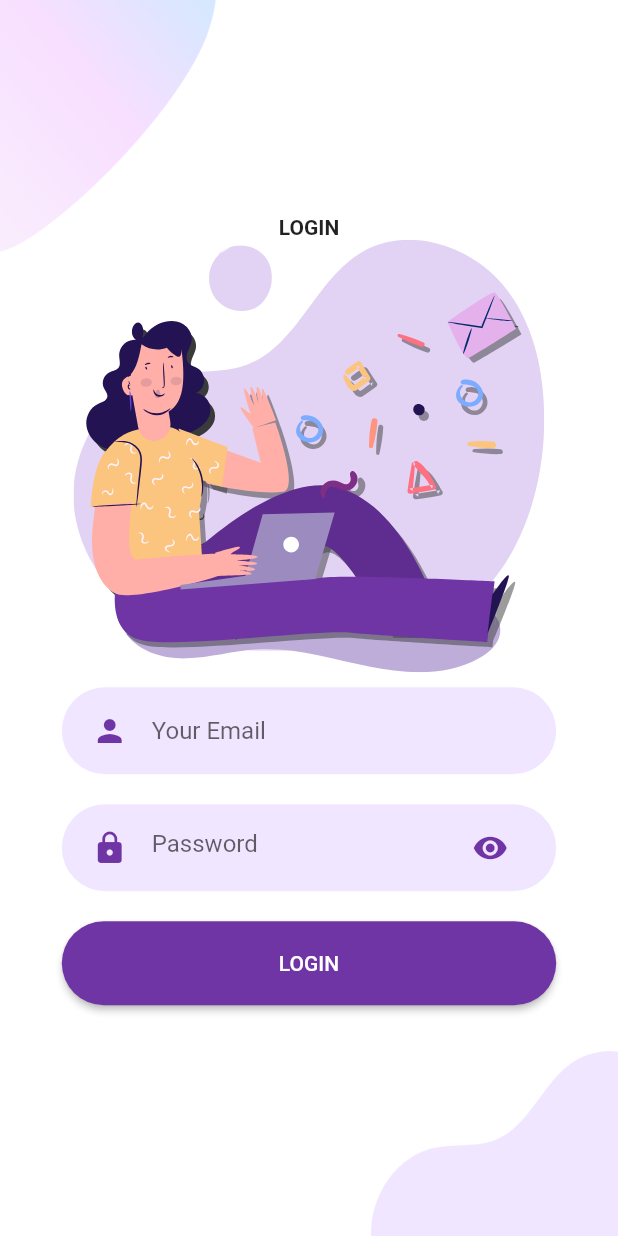
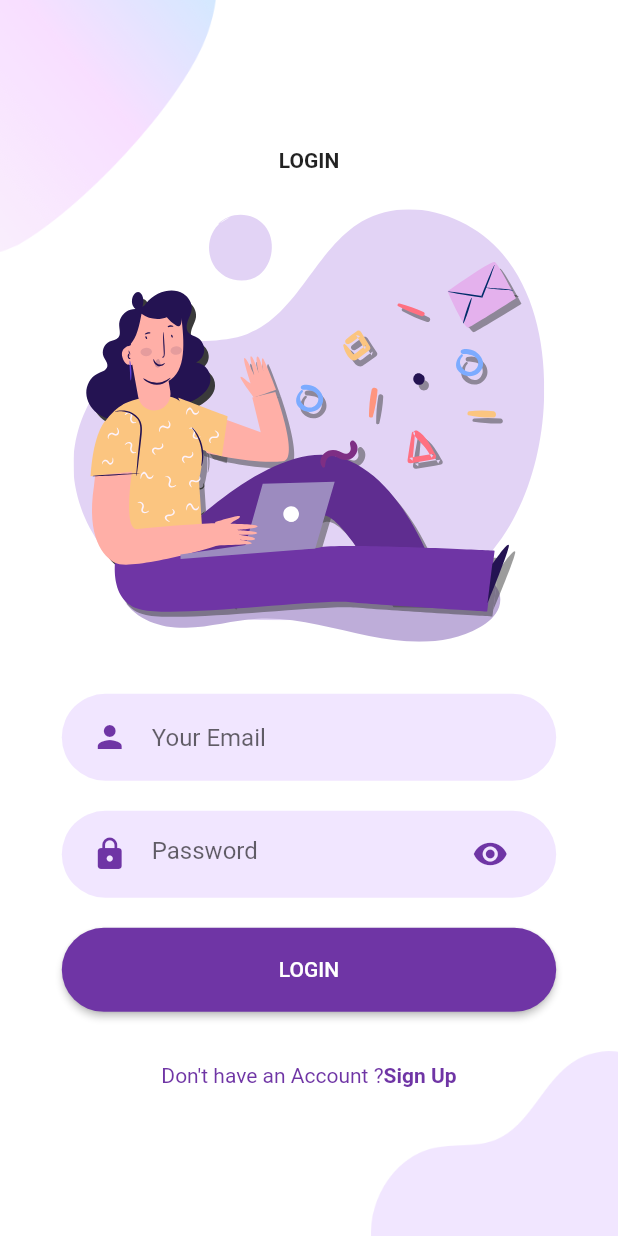
Before and after one commit to Dandy27/wlg, a Flutter app: the screen it shows after launch, after a tap on "LOGIN", on a phone screen of 412 x 824 dp. Run offline on Flutter 3.47's test engine with Material 2 defaults, Android fonts, the phone set to English and light mode, and no system bars; our stand-ins replace flutter_svg.

Commit message:
AlreadHaveAnAccountCheck

```diff
--- a/lib/Screens/Login/components/body.dart
+++ b/lib/Screens/Login/components/body.dart
@@ -1,11 +1,10 @@
 import 'package:flutter/material.dart';
 import 'package:flutter_svg/flutter_svg.dart';
 import 'package:wlg/Screens/Login/components/background.dart';
+import 'package:wlg/components/alread_have_an_account_check.dart';
 import 'package:wlg/components/rounded_button.dart';
 import 'package:wlg/components/rounded_input_filed.dart';
 import 'package:wlg/components/rounded_password_flutter.dart';
-import 'package:wlg/components/text_field_contaiiner.dart';
-import 'package:wlg/constants.dart';
 
 class Body extends StatelessWidget {
   const Body({
@@ -17,6 +16,7 @@ class Body extends StatelessWidget {
     Size size = MediaQuery.of(context).size;
 
     return Background(
+      child: SingleChildScrollView(
         child: Column(
           mainAxisAlignment: MainAxisAlignment.center,
           children: [
@@ -24,18 +24,37 @@ class Body extends StatelessWidget {
               'LOGIN',
               style: TextStyle(fontWeight: FontWeight.bold),
             ),
+            SizedBox(
+              height: size.height * 0.03,
+            ),
             SvgPicture.asset(
               'assets/icons/login.svg',
               height: size.height * 0.35,
+            ),
+            SizedBox(
+              height: size.height * 0.03,
             ),
             RoundedInputField(
               hintText: 'Your Email',
               icon: Icons.person,
               onChanged: (value) {},
             ),
-          RoundedPasswordField(onChanged: (value){},),
-          RoundeButton(text: 'LOGIN', press: (){},)
+            RoundedPasswordField(
+              onChanged: (value) {},
+            ),
+            RoundeButton(
+              text: 'LOGIN',
+              press: () {},
+            ),
+            SizedBox(
+              height: size.height * 0.03,
+            ),
+            AlreadyHaveAnAccountCheck(
+              login: true,
+              press: () {},
+            )
           ],
+        ),
       ),
     );
   }
--- /dev/null
+++ b/lib/components/alread_have_an_account_check.dart
@@ -0,0 +1,34 @@
+import 'package:flutter/material.dart';
+
+import '../constants.dart';
+
+
+class AlreadyHaveAnAccountCheck extends StatelessWidget {
+  final bool login;
+  final VoidCallback press;
+  const AlreadyHaveAnAccountCheck({
+    Key? key,
+    this.login = true,
+    required this.press,
+  }) : super(key: key);
+
+  @override
+  Widget build(BuildContext context) {
+    return Row(
+      mainAxisAlignment: MainAxisAlignment.center,
+      children: [
+        Text(
+          login ? "Don't have an Account ?" : 'Alread have an Account ? ',
+          style: TextStyle(color: kPrimaryColor),
+        ),
+        GestureDetector(
+          onTap: press,
+          child: Text(
+            login ? 'Sign Up' : 'Sign in',
+            style: TextStyle(color: kPrimaryColor, fontWeight: FontWeight.bold),
+          ),
+        )
+      ],
+    );
+  }
+}
--- a/lib/components/rounded_button.dart
+++ b/lib/components/rounded_button.dart
@@ -28,7 +28,10 @@ class RoundeButton extends StatelessWidget {
             primary: color,
           ),
           onPressed: press,
-          child: Text(text, style: TextStyle(color: textColor),)),
+          child: Text(
+            text,
+            style: TextStyle(color: textColor),
+          )),
     );
   }
 }
```
Lines whose indentation alone changed are shown as unchanged.
